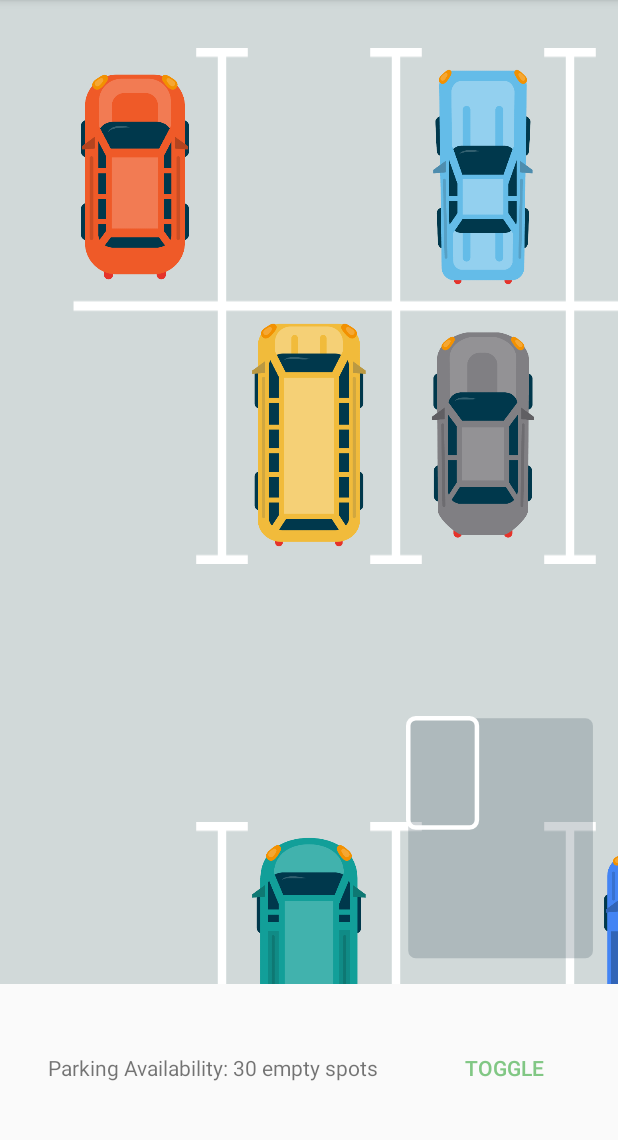
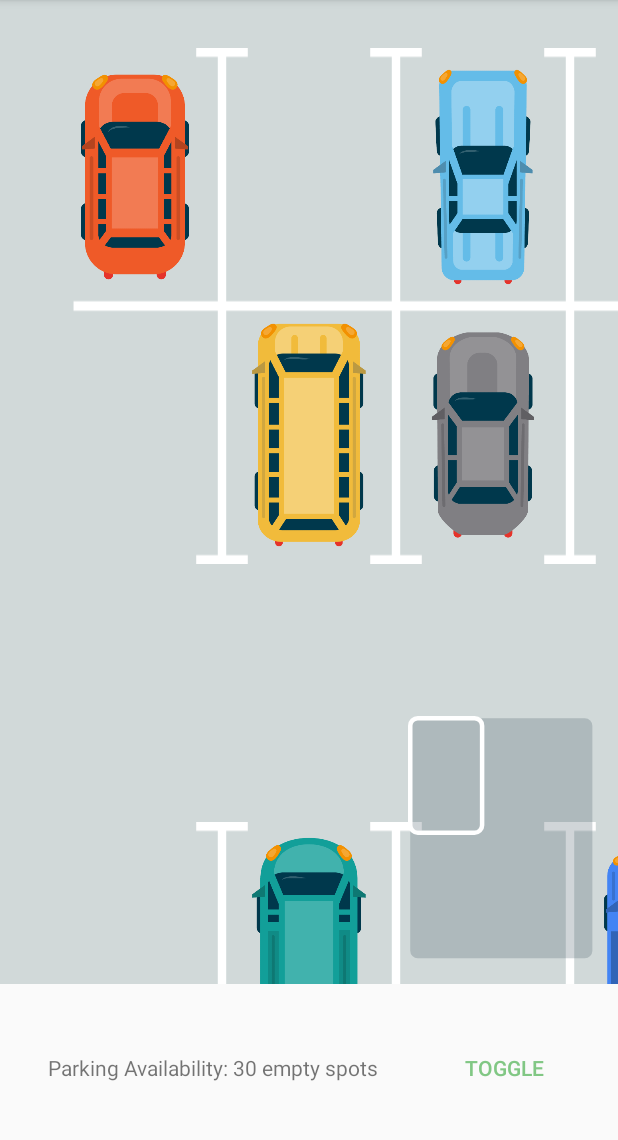
Before and after one commit to acolombo11/minimap-view, an Android app: the screen it shows after launch (MainActivity), on a phone screen of 412 x 824 dp, the part 84-1224 px from its top. Run offline under Robolectric (Android 15) with nearby library versions, the light colour scheme and no system bars.

Commit message:
Fix padding problem

```diff
--- a/app/src/main/java/com/fusaimoe/minimap/example/MainActivity.kt
+++ b/app/src/main/java/com/fusaimoe/minimap/example/MainActivity.kt
@@ -50,7 +50,7 @@
             }
         } else if (removedLines < 4) {
             for (i in 0..2) {
-                for (i in 0 until PARKING_LOT_WIDTH) adapter.items.add(Parking())
+                for (j in 0 until PARKING_LOT_WIDTH) adapter.items.add(Parking())
             }
         }
         adapter.notifyDataSetChanged()
--- a/app/src/main/res/layout/activity_main.xml
+++ b/app/src/main/res/layout/activity_main.xml
@@ -18,7 +18,8 @@
             android:layout_height="match_parent"
             android:background="@color/colorBackground"
             android:clipToPadding="false"
-            android:padding="@dimen/parking_margin" />
+            android:padding="@dimen/parking_margin"
+            app:fastScrollEnabled="false" />
 
         <com.fusaimoe.minimap.MinimapView
             android:id="@+id/minimapView"
@@ -48,18 +49,18 @@
             android:layout_height="wrap_content"
             android:layout_alignParentStart="true"
             android:layout_centerVertical="true"
+            android:layout_toStartOf="@+id/buttonLastLine"
             android:maxLines="2"
-            android:layout_toStartOf="@+id/buttonLastLine"
             android:text="@string/parking_availability" />
 
         <Button
             android:id="@+id/buttonLastLine"
+            style="@style/Widget.AppCompat.Button.Borderless.Colored"
             android:layout_width="wrap_content"
             android:layout_height="wrap_content"
             android:layout_alignParentEnd="true"
             android:layout_centerVertical="true"
-            android:text="@string/toggle_last_line"
-            style="@style/Widget.AppCompat.Button.Borderless.Colored"/>
+            android:text="@string/toggle_last_line" />
 
     </RelativeLayout>
 
--- a/library/src/main/java/com/fusaimoe/minimap/MinimapView.kt
+++ b/library/src/main/java/com/fusaimoe/minimap/MinimapView.kt
@@ -72,8 +72,8 @@
         if (rv.updateVisibility()) {
 
             // Scrollable height might be < than the scrollable width while scrollable width being < than total height of the RecyclerView
-            val biggerWidth = maxOf(scrollWidth, rv.width.toFloat()) + rv.paddingRight + rv.paddingLeft
-            val biggerHeight = maxOf(scrollHeight, rv.height.toFloat()) + rv.paddingTop + rv.paddingBottom
+            val biggerWidth = maxOf(scrollWidth, rv.width.toFloat()) // + rv.paddingRight + rv.paddingLeft
+            val biggerHeight = maxOf(scrollHeight, rv.height.toFloat()) //+ rv.paddingTop + rv.paddingBottom
 
             // So, when calculating scaleFactor, we need the bigger size to fit into the maxSize of the view
             when {
@@ -132,13 +132,16 @@
     }
 
     private fun fixIndicatorPosition() {
+        val maxHorizontalPosition = calculatedWidth - indicatorWidth
         when {
             indicatorX < 0f -> indicatorX = 0f
-            indicatorX > calculatedWidth - indicatorWidth -> indicatorX = calculatedWidth - indicatorWidth
+            indicatorX > maxHorizontalPosition -> indicatorX = maxHorizontalPosition
         }
+
+        val maxVerticalPosition = calculatedHeight - indicatorHeight
         when {
             indicatorY < 0f -> indicatorY = 0f
-            indicatorY > calculatedHeight - indicatorHeight -> indicatorY = calculatedHeight - indicatorHeight
+            indicatorY > maxVerticalPosition -> indicatorY = maxVerticalPosition
         }
     }
 
```
